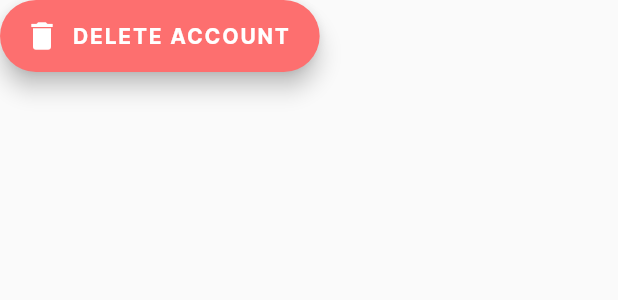
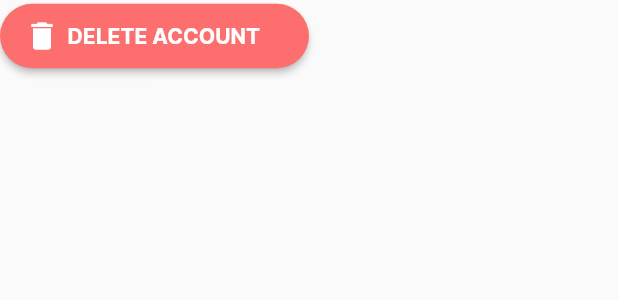
Before and after one commit to Partika/random_person_generator, a Flutter app: the PersonControls widget shown alone on an empty page, opened directly, on a phone screen of 412 x 824 dp. Shown: the top 300 px of the screen. Run offline on Flutter 3.47's test engine with Material 2 defaults, Android fonts, the phone set to English and light mode, and no system bars; our stand-ins replace bloc, dartz, dio, equatable, flutter_bloc, get_it and 4 more; missing offline and left inert: map_launcher; accounts and stored records are empty.

Commit message:
refactor: using cards and elevated buttons

```diff
--- a/lib/features/person/presentation/widgets/person_controls.dart
+++ b/lib/features/person/presentation/widgets/person_controls.dart
@@ -11,12 +11,24 @@ class PersonControls extends StatelessWidget {
   @override
   Widget build(BuildContext context) {
     return Padding(
-      padding: const EdgeInsets.only(bottom: 5.0),
-      child: FloatingActionButton.extended(
-        backgroundColor: const Color(0xFFFD6F6F),
+      padding: const EdgeInsets.only(bottom: 15.0),
+      child: ElevatedButton(
+        style: ElevatedButton.styleFrom(
+          primary: const Color(0xFFFD6F6F),
+          shape:
+              RoundedRectangleBorder(borderRadius: BorderRadius.circular(40)),
+          fixedSize: Size(MediaQuery.of(context).size.width / 2, 43),
+        ),
         onPressed: () => deletePerson(context),
-        icon: const Icon(Icons.delete),
-        label: const Text('DELETE ACCOUNT'),
+        child: Row(
+          children: const <Widget>[
+            Icon(Icons.delete),
+            Padding(
+              padding: EdgeInsets.only(left: 5.0),
+              child: Text('DELETE ACCOUNT'),
+            ),
+          ],
+        ),
       ),
     );
   }
```
Also changed, not shown: lib/features/person/presentation/pages/person_page.dart (+7 -2 lines), lib/features/person/presentation/widgets/location_body.dart (+6 -3 lines), lib/features/person/presentation/widgets/person_header.dart (+5 -2 lines).
